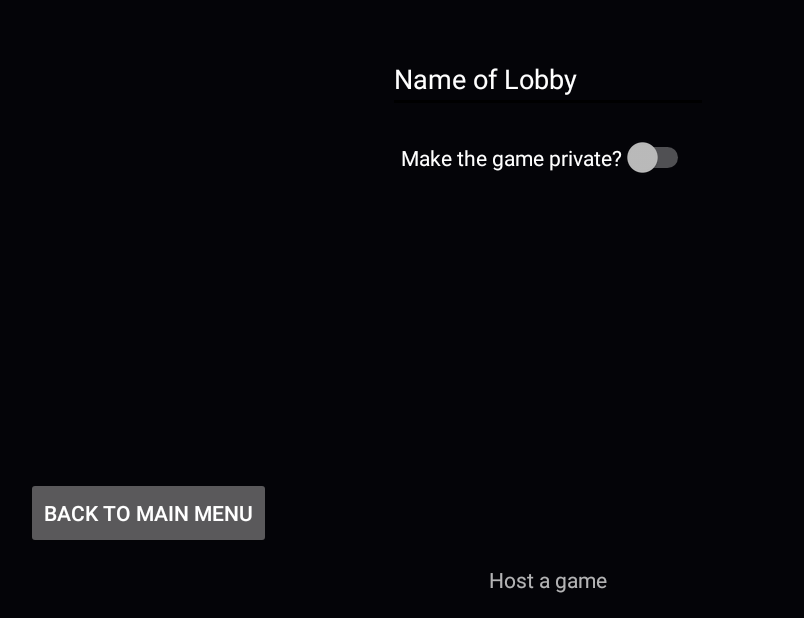
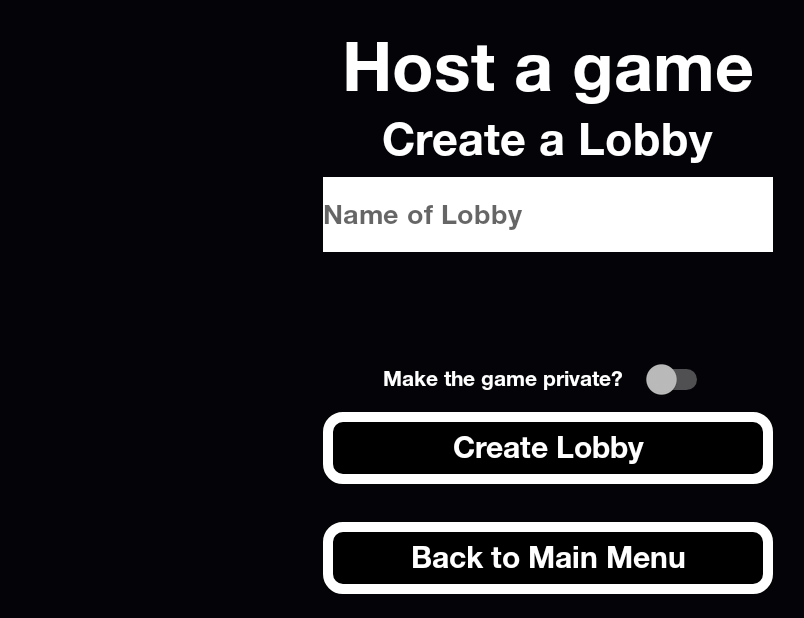
Before and after one commit to willoleary6/CAH, an Android app: the HostAGame screen opened directly, with no data from a screen before it, on a phone screen of 824 x 412 dp (held sideways). Shown: the whole screen, without its empty margins (70-874 px from the left). Run offline under Robolectric (Android 15) with nearby library versions, the phone set to English and light mode, and no system bars; network calls fail.

Commit message:
Update on 'Host a Game'

```diff
--- a/app/src/main/java/com/willoleary6gmail/cah/HostAGame.java
+++ b/app/src/main/java/com/willoleary6gmail/cah/HostAGame.java
@@ -1,33 +1,49 @@
 package com.willoleary6gmail.cah;
 
 import android.content.Intent;
+import android.graphics.Typeface;
 import android.support.v7.app.AppCompatActivity;
 import android.os.Bundle;
 import android.view.View;
 import android.widget.Button;
 import android.widget.EditText;
 import android.widget.Switch;
+import android.widget.TextView;
 import android.widget.Toast;
 
 public class HostAGame extends AppCompatActivity {
     boolean swtch = true;
-    Button bt1;
+    Button main;
     @Override
     protected void onCreate(Bundle savedInstanceState) {
         super.onCreate(savedInstanceState);
         setContentView(R.layout.activity_host_agame);
+        Typeface font = Typeface.createFromAsset(getAssets(), "helvetica-neue-lt-std-75-bold-5900e95806952.otf");
+        TextView hostTitle = (TextView) findViewById(R.id.hostHeader);
+        TextView createHead = (TextView) findViewById(R.id.createHeader);
+        TextView lobbyTitle = (TextView) findViewById(R.id.LobbyName);
+        TextView lobbyPass = (TextView) findViewById(R.id.LobbyPassword);
+        TextView createLobby = (TextView) findViewById(R.id.makeLobby);
+        TextView backToMain = (TextView) findViewById(R.id.mainMenu);
+        hostTitle.setTypeface(font);
+        createHead.setTypeface(font);
+        lobbyTitle.setTypeface(font);
+        lobbyPass.setTypeface(font);
+        createLobby.setTypeface(font);
+        backToMain.setTypeface(font);
         final EditText password = (EditText) findViewById(R.id.LobbyPassword);
         password.setVisibility(View.INVISIBLE);
-        Switch privteGame = (Switch) findViewById(R.id.privte);
-        bt1 = (Button) findViewById(R.id.button);
-        bt1.setOnClickListener(new View.OnClickListener() {
+        Switch privateGame = (Switch) findViewById(R.id.privateGame);
+        privateGame.setTypeface(font);
+        main = (Button) findViewById(R.id.mainMenu);
+        main.setOnClickListener(new View.OnClickListener() {
             @Override
             public void onClick(View v) {
                 Intent toFindAGame = new Intent(HostAGame.this,MainMenu.class);
                 startActivity(toFindAGame);
             }
         });
-        privteGame.setOnClickListener(new View.OnClickListener() {
+        privateGame.setOnClickListener(new View.OnClickListener() {
             @Override
             public void onClick(View v) {
                 if(swtch){
--- a/app/src/main/java/com/willoleary6gmail/cah/loginActivity.java
+++ b/app/src/main/java/com/willoleary6gmail/cah/loginActivity.java
@@ -48,10 +48,16 @@ public class loginActivity extends AppCompatActivity {
             testCon.start();
             setContentView(R.layout.activity_login);
             Typeface font = Typeface.createFromAsset(getAssets(), "helvetica-neue-lt-std-75-bold-5900e95806952.otf");
+            TextView gameTitle = (TextView) findViewById(R.id.cahHeader);
             TextView logHead = (TextView) findViewById(R.id.logHeader);
+            TextView user = (TextView) findViewById(R.id.Username);
+            TextView pass = (TextView) findViewById(R.id.Password);
             TextView logButton = (TextView) findViewById(R.id.button2);
             TextView regButton = (TextView) findViewById(R.id.tvRegisterHere);
+            gameTitle.setTypeface(font);
             logHead.setTypeface(font);
+            user.setTypeface(font);
+            pass.setTypeface(font);
             logButton.setTypeface(font);
             regButton.setTypeface(font);
             /*Set variables to users inputs*/
--- a/app/src/main/res/layout/activity_host_agame.xml
+++ b/app/src/main/res/layout/activity_host_agame.xml
@@ -13,48 +13,81 @@
 
     <TextView
         android:text="Host a game"
+        android:textSize="45dp"
+        android:textColor="#ffffff"
         android:layout_width="wrap_content"
         android:layout_height="wrap_content"
-        android:id="@+id/textView"
+        android:id="@+id/hostHeader"
+        android:layout_alignParentTop="true"
+        android:layout_centerHorizontal="true" />
+
+    <Button
+        android:text="Back to Main Menu"
+        android:layout_width="300dp"
+        android:layout_height="wrap_content"
+        android:textSize="20sp"
+        android:textAllCaps="false"
+        android:id="@+id/mainMenu"
+        android:background="@drawable/button_border"
         android:layout_alignParentBottom="true"
         android:layout_centerHorizontal="true" />
 
     <Button
-        android:text="Back to main menu"
+        android:text="Create Lobby"
+        android:layout_width="300dp"
+        android:layout_height="wrap_content"
+        android:textSize="20sp"
+        android:textAllCaps="false"
+        android:id="@+id/makeLobby"
+        android:background="@drawable/button_border"
+        android:layout_marginBottom="25dp"
+        android:layout_above="@+id/mainMenu"
+        android:layout_alignStart="@+id/mainMenu" />
+
+    <Switch
+        android:id="@+id/privateGame"
         android:layout_width="wrap_content"
         android:layout_height="wrap_content"
-        android:id="@+id/button"
-        android:layout_marginBottom="30dp"
-        android:layout_alignParentBottom="true"
-        android:layout_alignParentStart="true" />
-
-    <Switch
-        android:id="@+id/privte"
-        android:layout_width="wrap_content"
-        android:layout_height="wrap_content"
-        android:layout_marginTop="16dp"
-        android:text="Make the game private?"
-        android:layout_below="@+id/editText"
-        android:layout_centerHorizontal="true" />
+        android:text="Make the game private?   "
+        android:layout_above="@+id/makeLobby"
+        android:layout_centerHorizontal="true"
+        android:layout_marginBottom="8dp" />
 
     <EditText
         android:layout_width="wrap_content"
+        android:layout_height="75px"
+        android:inputType="textPersonName"
+        android:theme="@style/Theme.App.Base"
+        android:background="@color/white"
+        android:hint="Name of Lobby"
+        android:ems="10"
+        android:id="@+id/LobbyName"
+        android:layout_above="@+id/LobbyPassword"
+        android:layout_alignStart="@+id/LobbyPassword"
+        android:layout_marginBottom="11dp"
+        android:layout_alignEnd="@+id/LobbyPassword" />
+
+    <TextView
+        android:id="@+id/createHeader"
+        android:layout_width="wrap_content"
         android:layout_height="wrap_content"
-        android:inputType="textPersonName"
-        android:text="Name of Lobby"
-        android:ems="10"
-        android:layout_marginTop="14dp"
-        android:id="@+id/editText"
-        android:layout_alignParentTop="true"
-        android:layout_centerHorizontal="true" />
+        android:text="Create a Lobby"
+        android:textSize="30sp"
+        android:textColor="#FFFFFF"
+        android:layout_below="@+id/hostHeader"
+        android:layout_alignEnd="@+id/privateGame" />
 
     <EditText
+        android:layout_width="wrap_content"
+        android:layout_height="75px"
+        android:theme="@style/Theme.App.Base"
+        android:inputType="textPassword"
+        android:background="@color/white"
+        android:ems="10"
         android:id="@+id/LobbyPassword"
-        android:layout_width="wrap_content"
-        android:layout_height="wrap_content"
-        android:layout_alignStart="@+id/editText"
-        android:layout_below="@+id/privte"
-        android:layout_marginTop="17dp"
-        android:ems="10"
-        android:inputType="textPassword" />
+        android:hint="Lobby Password"
+        android:layout_above="@+id/privateGame"
+        android:layout_alignStart="@+id/makeLobby"
+        android:layout_marginBottom="10dp"
+        android:layout_alignEnd="@+id/makeLobby" />
 </RelativeLayout>
--- a/app/src/main/res/layout/activity_register.xml
+++ b/app/src/main/res/layout/activity_register.xml
@@ -75,6 +75,7 @@
         android:layout_below="@+id/cahHeader"
         android:layout_centerHorizontal="true"
         android:layout_marginTop="10dp" />
+
     <TextView
         android:id="@+id/cahHeader"
         android:layout_width="wrap_content"
```
Also changed, not shown: app/src/main/res/layout/activity_login.xml (+49 -22 lines).
